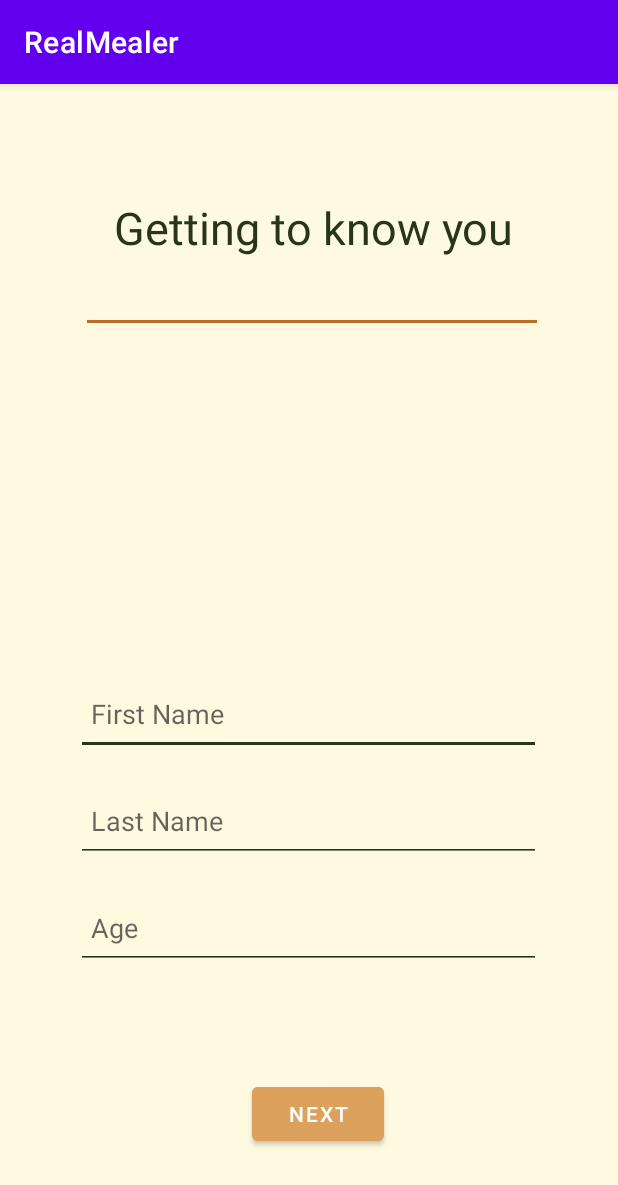
After one commit to Raymond123/Mealer-App, an Android app: the UserInformation screen opened directly, with no data from a screen before it, on a phone screen of 412 x 824 dp. The commit adds this screen. Shown: the top 1185 px of the screen. Run offline under Robolectric (Android 15) with nearby library versions, the phone set to English and light mode, and no system bars.

Commit message:
Forgot to do the button on get started page

```diff
--- a/app/src/main/AndroidManifest.xml
+++ b/app/src/main/AndroidManifest.xml
@@ -14,6 +14,13 @@
         android:theme="@style/Theme.RealMealer"
         tools:targetApi="31">
         <activity
+            android:name=".UserInformation"
+            android:exported="false">
+            <meta-data
+                android:name="android.app.lib_name"
+                android:value="" />
+        </activity>
+        <activity
             android:name=".DietaryPreferences"
             android:exported="false">
             <meta-data
@@ -28,7 +35,7 @@
                 android:value="" />
         </activity>
         <activity
-            android:name=".GetStartedPage"
+            android:name=".LoginPage"
             android:exported="false" />
         <activity
             android:name=".SignUpPage"
--- /dev/null
+++ b/app/src/main/java/com/mealer/ui/UserInformation.java
@@ -0,0 +1,14 @@
+package com.mealer.ui;
+
+import androidx.appcompat.app.AppCompatActivity;
+
+import android.os.Bundle;
+
+public class UserInformation extends AppCompatActivity {
+
+    @Override
+    protected void onCreate(Bundle savedInstanceState) {
+        super.onCreate(savedInstanceState);
+        setContentView(R.layout.activity_user_information);
+    }
+}
--- /dev/null
+++ b/app/src/main/res/layout/activity_user_information.xml
@@ -0,0 +1,105 @@
+<?xml version="1.0" encoding="utf-8"?>
+<androidx.constraintlayout.widget.ConstraintLayout xmlns:android="http://schemas.android.com/apk/res/android"
+    xmlns:app="http://schemas.android.com/apk/res-auto"
+    xmlns:tools="http://schemas.android.com/tools"
+    android:layout_width="match_parent"
+    android:layout_height="match_parent"
+    android:background="@color/Cream"
+    tools:context=".UserInformation">
+
+    <TextView
+        android:layout_width="wrap_content"
+        android:layout_height="wrap_content"
+        android:gravity="center"
+        android:text="@string/getting_to_know_you"
+        android:textColor="@color/darkGreen"
+        android:textSize="30sp"
+        app:layout_constraintBottom_toBottomOf="parent"
+        app:layout_constraintEnd_toEndOf="parent"
+        app:layout_constraintHorizontal_bias="0.519"
+        app:layout_constraintStart_toStartOf="parent"
+        app:layout_constraintTop_toTopOf="parent"
+        app:layout_constraintVertical_bias="0.104" />
+
+    <View
+        android:layout_width="300dp"
+        android:layout_height="2dp"
+        android:background="@color/darkBrown"
+        app:layout_constraintBottom_toBottomOf="parent"
+        app:layout_constraintEnd_toEndOf="parent"
+        app:layout_constraintHorizontal_bias="0.519"
+        app:layout_constraintStart_toStartOf="parent"
+        app:layout_constraintTop_toTopOf="parent"
+        app:layout_constraintVertical_bias="0.205" />
+
+    <!-- TODO: There's gonna be an image here just dk what image yet-->
+
+    <EditText
+        android:id="@+id/createAccountFirstName"
+        android:layout_width="310dp"
+        android:layout_height="55dp"
+        android:ems="10"
+        android:backgroundTint="@color/darkGreen"
+        android:hint="@string/first_name"
+        android:autofillHints="name"
+        android:inputType="textPersonName"
+        android:padding="10dp"
+        app:layout_constraintBottom_toBottomOf="parent"
+        app:layout_constraintEnd_toEndOf="parent"
+        app:layout_constraintHorizontal_bias="0.495"
+        app:layout_constraintStart_toStartOf="parent"
+        app:layout_constraintTop_toTopOf="parent"
+        app:layout_constraintVertical_bias="0.550" />
+
+    <EditText
+        android:id="@+id/createAccountLastName"
+        android:layout_width="310dp"
+        android:layout_height="55dp"
+        android:ems="10"
+        android:backgroundTint="@color/darkGreen"
+        android:hint="@string/last_name"
+        android:autofillHints="name"
+        android:inputType="textPersonName"
+        android:padding="10dp"
+        app:layout_constraintBottom_toBottomOf="parent"
+        app:layout_constraintEnd_toEndOf="parent"
+        app:layout_constraintHorizontal_bias="0.495"
+        app:layout_constraintStart_toStartOf="parent"
+        app:layout_constraintTop_toTopOf="parent"
+        app:layout_constraintVertical_bias="0.650" />
+
+    <EditText
+        android:id="@+id/createAccountAge"
+        android:layout_width="310dp"
+        android:layout_height="55dp"
+        android:ems="10"
+        android:backgroundTint="@color/darkGreen"
+        android:hint="@string/age"
+        android:autofillHints="name"
+        android:inputType="number"
+        android:padding="10dp"
+        app:layout_constraintBottom_toBottomOf="parent"
+        app:layout_constraintEnd_toEndOf="parent"
+        app:layout_constraintHorizontal_bias="0.495"
+        app:layout_constraintStart_toStartOf="parent"
+        app:layout_constraintTop_toTopOf="parent"
+        app:layout_constraintVertical_bias="0.750" />
+
+    <Button
+        android:id="@+id/gettingtoKnowPageNextBtn"
+        android:layout_width="wrap_content"
+        android:layout_height="wrap_content"
+        android:text="@string/nextBtn"
+        android:backgroundTint="@color/lightBrown"
+        tools:layout_editor_absoluteX="164dp"
+        tools:layout_editor_absoluteY="642dp"
+        app:layout_constraintBottom_toBottomOf="parent"
+        app:layout_constraintEnd_toEndOf="parent"
+        app:layout_constraintHorizontal_bias="0.519"
+        app:layout_constraintStart_toStartOf="parent"
+        app:layout_constraintTop_toTopOf="parent"
+        app:layout_constraintVertical_bias="0.92" />
+
+
+
+</androidx.constraintlayout.widget.ConstraintLayout>
--- a/app/src/main/res/values/strings.xml
+++ b/app/src/main/res/values/strings.xml
@@ -24,9 +24,13 @@
     <string name="peanutFreeBtn">Peanut-Free</string>
     <string name="otherBtn">Other</string>
     <string name="clientImageButtonDescription">This is a picture of a client</string>
-=======
+    =======
     <string name="mealerlogo">mealerlogo</string>
     <string name="user_account">User account</string>
     <string name="cook_on_mealer">Cook on Mealer</string>
->>>>>>> origin/main
+    <string name="first_name">First Name</string>
+    <string name="last_name">Last Name</string>
+    <string name="getting_to_know_you">Getting to know you</string>
+    <string name="age">Age</string>
+    >>>>>>> origin/main
 </resources>
```
